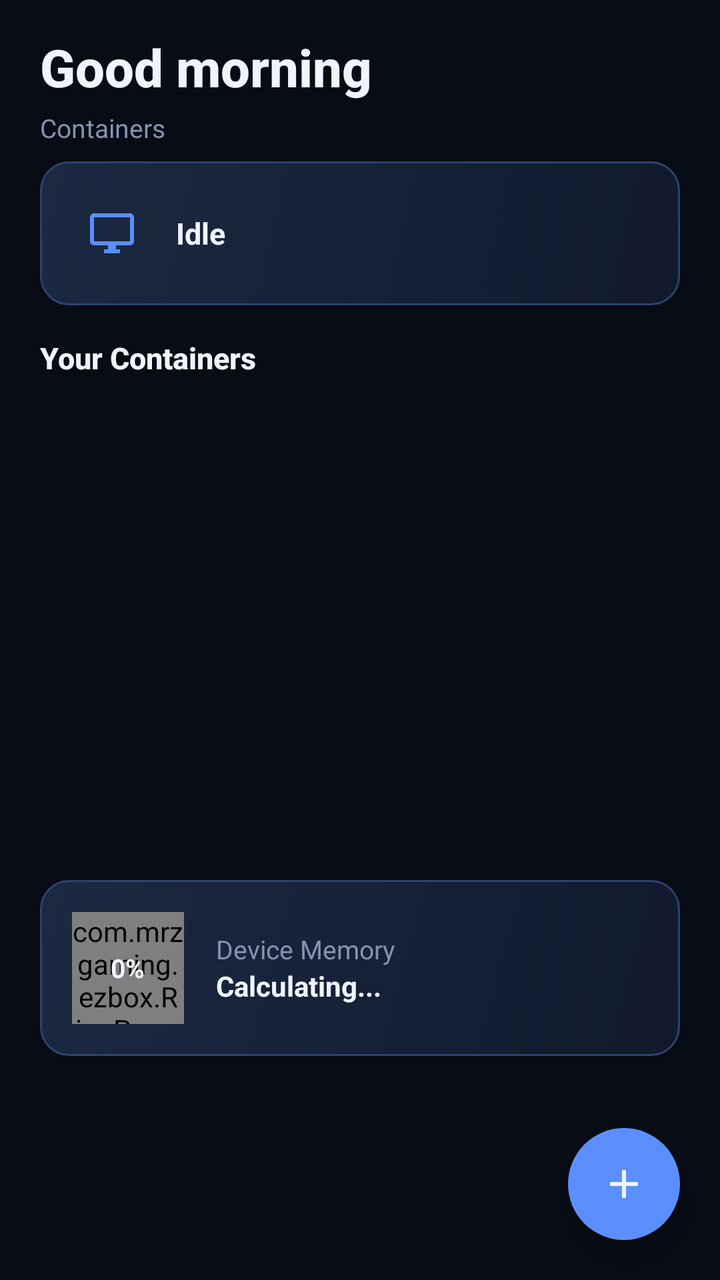
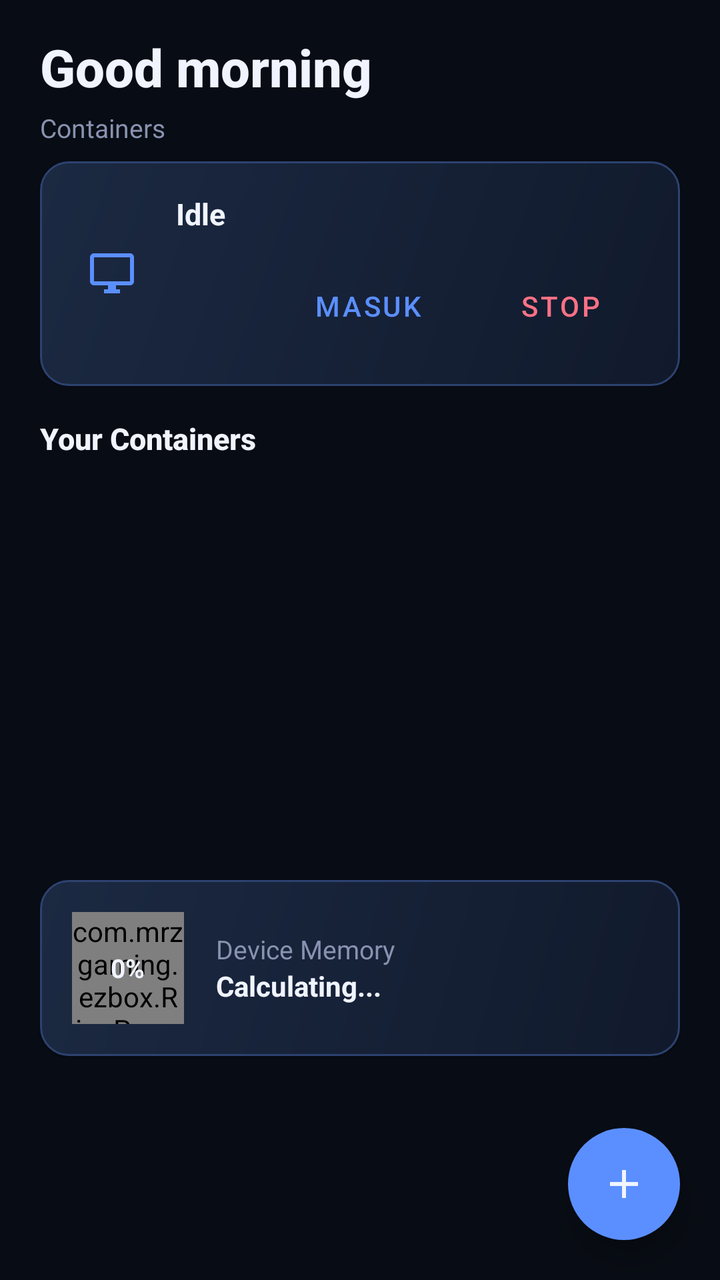

Compare the two renders of this Android layout. The source of the first and the diff that turns it into the second are given below.
<!-- AndroidManifest.xml: application theme Theme.EZBox -->
<!-- res/layout/fragment_home.xml -->
<?xml version="1.0" encoding="utf-8"?>
<LinearLayout xmlns:android="http://schemas.android.com/apk/res/android"
    xmlns:app="http://schemas.android.com/apk/res-auto"
    android:layout_width="match_parent"
    android:layout_height="match_parent"
    android:orientation="vertical"
    android:background="@color/ezos_bg_base"
    android:clipToPadding="false">

    
    <LinearLayout
        android:layout_width="match_parent"
        android:layout_height="wrap_content"
        android:orientation="vertical"
        android:paddingTop="16dp"
        android:paddingBottom="8dp"
        android:paddingStart="20dp"
        android:paddingEnd="20dp">

        <TextView
            android:id="@+id/tvGreeting"
            android:layout_width="wrap_content"
            android:layout_height="wrap_content"
            android:text="Good morning"
            android:textColor="@color/ezos_text_primary"
            android:textSize="26sp"
            android:textStyle="bold"
            android:fontFamily="sans-serif-medium" />

        <TextView
            android:layout_width="wrap_content"
            android:layout_height="wrap_content"
            android:text="Containers"
            android:textColor="@color/ezos_text_secondary"
            android:textSize="13sp"
            android:layout_marginTop="4dp" />
    </LinearLayout>

    
    <LinearLayout
        android:layout_width="match_parent"
        android:layout_height="wrap_content"
        android:orientation="horizontal"
        android:gravity="center_vertical"
        android:background="@drawable/ez_card"
        android:padding="16dp"
        android:layout_marginHorizontal="20dp"
        android:layout_marginBottom="16dp"
        android:elevation="1dp">

        <FrameLayout
            android:layout_width="40dp"
            android:layout_height="40dp"
            android:layout_marginEnd="12dp">

            <ImageView
                android:layout_width="24dp"
                android:layout_height="24dp"
                android:src="@drawable/ic_desktop_monitor"
                app:tint="@color/ezos_accent"
                android:layout_gravity="center" />
        </FrameLayout>

        <LinearLayout
            android:layout_width="0dp"
            android:layout_height="wrap_content"
            android:layout_weight="1"
            android:orientation="vertical">

            <TextView
                android:id="@+id/tvBackendStatus"
                android:layout_width="wrap_content"
                android:layout_height="wrap_content"
                android:text="Idle"
                android:textColor="@color/ezos_text_primary"
                android:textSize="15sp"
                android:textStyle="bold" />

            <TextView
                android:id="@+id/tvUptime"
                android:layout_width="wrap_content"
                android:layout_height="wrap_content"
                android:text=""
                android:textColor="@color/ezos_accent"
                android:textSize="13sp"
                android:textStyle="bold"
                android:visibility="gone" />
        </LinearLayout>
    </LinearLayout>

    
    <TextView
        android:layout_width="wrap_content"
        android:layout_height="wrap_content"
        android:text="Your Containers"
        android:textColor="@color/ezos_text_primary"
        android:textSize="15sp"
        android:textStyle="bold"
        android:paddingHorizontal="20dp"
        android:layout_marginBottom="12dp"
        android:fontFamily="sans-serif-medium" />

    <androidx.recyclerview.widget.RecyclerView
        android:id="@+id/recyclerContainers"
        android:layout_width="match_parent"
        android:layout_height="0dp"
        android:layout_weight="1"
        android:layout_marginHorizontal="20dp"
        android:layout_marginBottom="16dp" />

    
    <LinearLayout
        android:layout_width="match_parent"
        android:layout_height="wrap_content"
        android:orientation="horizontal"
        android:gravity="center_vertical"
        android:background="@drawable/ez_card"
        android:padding="16dp"
        android:layout_marginHorizontal="20dp"
        android:layout_marginBottom="16dp"
        android:elevation="1dp">

        <FrameLayout
            android:layout_width="56dp"
            android:layout_height="56dp"
            android:layout_marginEnd="16dp">

            <com.mrzgaming.ezbox.RingProgressView
                android:id="@+id/ringRam"
                android:layout_width="match_parent"
                android:layout_height="match_parent" />

            <TextView
                android:id="@+id/tvRamPercent"
                android:layout_width="wrap_content"
                android:layout_height="wrap_content"
                android:layout_gravity="center"
                android:text="0%"
                android:textColor="@color/ezos_text_primary"
                android:textSize="13sp"
                android:textStyle="bold" />
        </FrameLayout>

        <LinearLayout
            android:layout_width="0dp"
            android:layout_height="wrap_content"
            android:layout_weight="1"
            android:orientation="vertical">

            <TextView
                android:layout_width="wrap_content"
                android:layout_height="wrap_content"
                android:text="Device Memory"
                android:textColor="@color/ezos_text_secondary"
                android:textSize="13sp" />

            <TextView
                android:id="@+id/tvRamDetail"
                android:layout_width="wrap_content"
                android:layout_height="wrap_content"
                android:text="Calculating..."
                android:textColor="@color/ezos_text_primary"
                android:textSize="14sp"
                android:textStyle="bold" />
        </LinearLayout>
    </LinearLayout>

    
    <com.google.android.material.floatingactionbutton.FloatingActionButton
        android:id="@+id/fabAdd"
        android:layout_width="56dp"
        android:layout_height="56dp"
        android:layout_gravity="bottom|end"
        android:layout_margin="20dp"
        android:layout_marginBottom="16dp"
        android:src="@drawable/ic_add"
        android:backgroundTint="@color/ezos_accent"
        app:elevation="8dp"
        app:borderWidth="0dp" />

</LinearLayout>
<!-- resources referenced by this layout -->
<resources>
  <color name="ezos_accent">#5B8FFF</color>
  <color name="ezos_bg_base">#080C14</color>
  <color name="ezos_text_primary">#F0F4FF</color>
  <color name="ezos_text_secondary">#8892B0</color>
  <!-- drawable ez_card (drawable) -->
  <?xml version="1.0" encoding="utf-8"?>
  <shape xmlns:android="http://schemas.android.com/apk/res/android">
      <gradient
          android:angle="315"
          android:startColor="#1B2942"
          android:endColor="#111A2C" />
      <corners android:radius="14dp" />
      <stroke android:width="1dp" android:color="#2D4270" />
  </shape>
  <!-- drawable ic_add (drawable) -->
  <?xml version="1.0" encoding="utf-8"?>
  <vector xmlns:android="http://schemas.android.com/apk/res/android"
      android:width="24dp"
      android:height="24dp"
      android:viewportWidth="24"
      android:viewportHeight="24">
      <path
          android:fillColor="@android:color/white"
          android:pathData="M19,13h-6v6h-2v-6H5v-2h6V5h2v6h6v2z" />
  </vector>
  <!-- drawable ic_desktop_monitor (drawable) -->
  <vector xmlns:android="http://schemas.android.com/apk/res/android"
      android:width="24dp" android:height="24dp"
      android:viewportWidth="24" android:viewportHeight="24"
      android:tint="#FFFFFF">
      <path android:fillColor="@android:color/white"
          android:pathData="M21,16H3V4h18v12zM21,2H3C1.89,2 1,2.89 1,4v12c0,1.1 0.89,2 2,2h7v2H8v2h8v-2h-2v-2h7c1.1,0 2,-0.9 2,-2V4C23,2.89 22.11,2 21,2z"/>
  </vector>
  <style name="Theme.EZBox" parent="Theme.MaterialComponents.NoActionBar">
          <item name="android:windowBackground">@color/ezos_bg_base</item>
          <item name="colorPrimary">@color/ezos_accent_gradient_start</item>
          <item name="colorPrimaryVariant">@color/ezos_accent_gradient_end</item>
          <item name="colorOnPrimary">@color/ezos_text_primary</item>
          <item name="colorSecondary">@color/ezos_accent</item>
          <item name="colorOnSecondary">@color/ezos_text_primary</item>
          <item name="android:textColorPrimary">@color/ezos_text_primary</item>
          <item name="android:textColorSecondary">@color/ezos_text_secondary</item>
          <item name="bottomNavigationStyle">@style/EZBox.BottomNav</item>
          <item name="colorControlNormal">@color/ezos_text_secondary</item>
          <item name="colorControlActivated">@color/ezos_accent</item>
          <item name="colorControlHighlight">@color/ezos_accent</item>
          <item name="android:statusBarColor">@color/ezos_bg_base</item>
          <item name="android:navigationBarColor">@color/ezos_bg_base</item>
      </style>
  <color name="ezos_accent_gradient_start">#5B8FFF</color>
  <color name="ezos_accent_gradient_end">#8B5CF6</color>
  <style name="EZBox.BottomNav" parent="Widget.MaterialComponents.BottomNavigationView">
          <item name="itemIconTint">@color/nav_icon_tint</item>
          <item name="itemTextColor">@color/nav_icon_tint</item>
          <item name="itemRippleColor">@color/ezos_accent</item>
          <item name="android:background">@drawable/nav_pill_bg</item>
      </style>
  <!-- drawable nav_pill_bg (drawable) -->
  <?xml version="1.0" encoding="utf-8"?>
  <shape xmlns:android="http://schemas.android.com/apk/res/android">
      <solid android:color="#E61A2540" />
      <corners android:radius="32dp" />
      <stroke android:width="1dp" android:color="@color/ezos_card_border" />
  </shape>
  <color name="ezos_card_border">#1E2D4A</color>
</resources>

<!-- the commit's change to res/layout/fragment_home.xml (unified diff, before → after) -->
@@ -85,6 +85,32 @@
                 android:textSize="13sp"
                 android:textStyle="bold"
                 android:visibility="gone" />
+
+            
+            <LinearLayout
+                android:layout_width="match_parent"
+                android:layout_height="wrap_content"
+                android:orientation="horizontal"
+                android:gravity="end"
+                android:layout_marginTop="12dp">
+
+                <com.google.android.material.button.MaterialButton
+                    android:id="@+id/btnEnterDesktop"
+                    style="@style/Widget.MaterialComponents.Button.TextButton"
+                    android:layout_width="wrap_content"
+                    android:layout_height="wrap_content"
+                    android:text="Masuk"
+                    android:textColor="@color/ezos_accent" />
+
+                <com.google.android.material.button.MaterialButton
+                    android:id="@+id/btnStopDesktop"
+                    style="@style/Widget.MaterialComponents.Button.TextButton"
+                    android:layout_width="wrap_content"
+                    android:layout_height="wrap_content"
+                    android:layout_marginStart="8dp"
+                    android:text="Stop"
+                    android:textColor="@color/ezos_icon_rose" />
+            </LinearLayout>
         </LinearLayout>
     </LinearLayout>
 
<!-- resource entries referenced after the edit -->
@@ -2,6 +2,7 @@
 <resources>
   <color name="ezos_accent">#5B8FFF</color>
   <color name="ezos_bg_base">#080C14</color>
+  <color name="ezos_icon_rose">#FB7185</color>
   <color name="ezos_text_primary">#F0F4FF</color>
   <color name="ezos_text_secondary">#8892B0</color>
   <!-- drawable ez_card (drawable) -->
